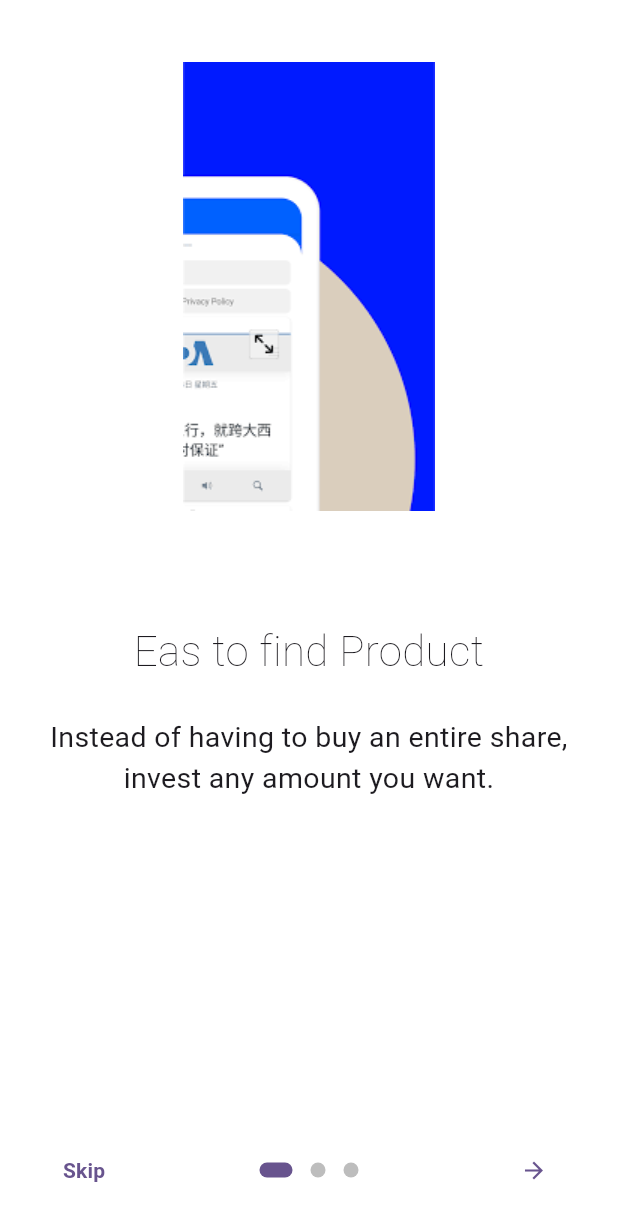
After one commit to Nguonchhay/FlutterPractice, a Flutter app: the screen it shows after launch, on a phone screen of 412 x 824 dp. The commit adds this screen. Shown: the top 1221 px of the screen. Run offline on Flutter 3.47's test engine with Material 3 defaults, Android fonts, the phone set to English and light mode, and no system bars; drawn by our look-alikes of introduction_screen; our stand-ins replace fluttertoast, google_maps_flutter, image_picker, location, sqflite; accounts and stored records are empty.

Commit message:
[WIDGET_DEMO] Onboarding screen

```diff
--- a/shoe_shop/lib/main.dart
+++ b/shoe_shop/lib/main.dart
@@ -1,5 +1,6 @@
 import 'package:flutter/material.dart';
 import 'package:shoe_shop/screens/home_screen.dart';
+import 'package:shoe_shop/screens/on_boarding_screen.dart';
 import 'package:shoe_shop/screens/splash_screen.dart';
 
 void main() {
@@ -21,6 +22,7 @@ class MyApp extends StatelessWidget {
       home: const SplashScreen(),
       routes: {
         HomeScreen.routeName: (ctx) => const HomeScreen(),
+        OnBoardingScreen.routeName: (ctx) => const OnBoardingScreen(),
       },
     );
   }
--- /dev/null
+++ b/shoe_shop/lib/screens/on_boarding_screen.dart
@@ -0,0 +1,139 @@
+import 'package:flutter/foundation.dart';
+import 'package:flutter/material.dart';
+import 'package:introduction_screen/introduction_screen.dart';
+import 'package:shoe_shop/screens/home_screen.dart';
+
+class OnBoardingScreen extends StatefulWidget {
+
+  static const routeName = '/on-boarding';
+
+  const OnBoardingScreen({super.key});
+
+  @override
+  State<OnBoardingScreen> createState() => _OnBoardingScreenState();
+}
+
+class _OnBoardingScreenState extends State<OnBoardingScreen> {
+
+  final introKey = GlobalKey<IntroductionScreenState>();
+
+  void _onIntroEnd(context) {
+    Navigator.of(context).pushReplacementNamed(HomeScreen.routeName);
+  }
+
+  Widget _buildFullScreenImage() {
+    return Image.asset(
+      'assets/images/fullscreen.jpg',
+      fit: BoxFit.cover,
+      height: double.infinity,
+      width: double.infinity,
+      alignment: Alignment.center,
+    );
+  }
+
+  Widget _buildImage(String imageName, [double width = 350]) {
+    return Image.asset(
+      "assets/images/$imageName",
+      width: width,
+    );
+  }
+
+  @override
+  Widget build(BuildContext context) {
+    const bodyStyle = TextStyle(fontSize: 19.0);
+    const pageDecoration = PageDecoration(
+      titleTextStyle: TextStyle(fontSize: 28.0, fontWeight: FontWeight.w200),
+      bodyTextStyle: bodyStyle,
+      bodyPadding: EdgeInsets.fromLTRB(16.0, 0.0, 16.0, 16.0),
+      pageColor: Colors.white,
+      imagePadding: EdgeInsets.zero,
+    );
+
+    return IntroductionScreen(
+      key: introKey,
+      globalBackgroundColor: Colors.white,
+      allowImplicitScrolling: true,
+      autoScrollDuration: 3000,
+      infiniteAutoScroll: true,
+      // globalHeader: Align(
+      //   alignment: Alignment.topRight,
+      //   child: SafeArea(
+      //     child: Padding(
+      //       padding: const EdgeInsets.only(top: 16, right: 16),
+      //       child: _buildImage('fullscreen.jpg', 100),
+      //     ),
+      //   ),
+      // ),
+      // globalFooter: SizedBox(
+      //   width: double.infinity,
+      //   height: 60,
+      //   child: ElevatedButton(
+      //     child: const Text(
+      //       'Let\'s go right away!',
+      //       style: TextStyle(fontSize: 16.0, fontWeight: FontWeight.bold),
+      //     ),
+      //     onPressed: () => _onIntroEnd(context),
+      //   ),
+      // ),
+      pages: [
+        PageViewModel(
+          title: "Eas to find Product",
+          body:
+              "Instead of having to buy an entire share, invest any amount you want.",
+          image: _buildImage('img-1.png'),
+          decoration: pageDecoration,
+        ),
+        PageViewModel(
+          title: "Door Step Shipping",
+          body:
+              "Download the Stockpile app and master the market with our mini-lesson.",
+          image: _buildImage('img-2.jpg'),
+          decoration: pageDecoration,
+        ),
+        PageViewModel(
+          title: "Full Screen Page",
+          body:
+              "Pages can be full screen as well.\n\nLorem ipsum dolor sit amet, consectetur adipiscing elit. Nunc id euismod lectus, non tempor felis. Nam rutrum rhoncus est ac venenatis.",
+          image: _buildFullScreenImage(),
+          decoration: pageDecoration.copyWith(
+            contentMargin: const EdgeInsets.symmetric(horizontal: 16),
+            fullScreen: true,
+            bodyFlex: 2,
+            imageFlex: 3,
+            safeArea: 100,
+          ),
+        ),
+      ],
+      onDone: () => _onIntroEnd(context),
+      onSkip: () =>_onIntroEnd(context),
+      showSkipButton: true,
+      skipOrBackFlex: 0,
+      nextFlex: 0,
+      showBackButton: false,
+      //rtl: true, // Display as right-to-left
+      back: const Icon(Icons.arrow_back),
+      skip: const Text('Skip', style: TextStyle(fontWeight: FontWeight.w600)),
+      next: const Icon(Icons.arrow_forward),
+      done: const Text('Done', style: TextStyle(fontWeight: FontWeight.w600)),
+      curve: Curves.fastLinearToSlowEaseIn,
+      controlsMargin: const EdgeInsets.all(16),
+      controlsPadding: kIsWeb
+          ? const EdgeInsets.all(12.0)
+          : const EdgeInsets.fromLTRB(8.0, 4.0, 8.0, 4.0),
+      dotsDecorator: const DotsDecorator(
+        size: Size(10.0, 10.0),
+        color: Color(0xFFBDBDBD),
+        activeSize: Size(22.0, 10.0),
+        activeShape: RoundedRectangleBorder(
+          borderRadius: BorderRadius.all(Radius.circular(25.0)),
+        ),
+      ),
+      dotsContainerDecorator: const ShapeDecoration(
+        color: Colors.transparent,
+        shape: RoundedRectangleBorder(
+          borderRadius: BorderRadius.all(Radius.circular(8.0)),
+        ),
+      ),
+    );
+  }
+}
--- a/shoe_shop/lib/screens/splash_screen.dart
+++ b/shoe_shop/lib/screens/splash_screen.dart
@@ -1,5 +1,6 @@
 import 'package:flutter/material.dart';
 import 'package:shoe_shop/screens/home_screen.dart';
+import 'package:shoe_shop/screens/on_boarding_screen.dart';
 
 class SplashScreen extends StatefulWidget {
 
@@ -19,7 +20,7 @@ class _SplashScreenState extends State<SplashScreen> {
     Future.delayed(
       const Duration(seconds: 3),
       () {
-        Navigator.pushReplacementNamed(context, HomeScreen.routeName);
+        Navigator.pushReplacementNamed(context, OnBoardingScreen.routeName);
       }
     );
   }
```
Also changed, not shown: shoe_shop/pubspec.yaml (+5 -4 lines), shoe_shop/assets/images/fullscreen.jpg (added), shoe_shop/assets/images/img-1.png (added), shoe_shop/assets/images/img-2.jpg (added), shoe_shop/pubspec.lock.
